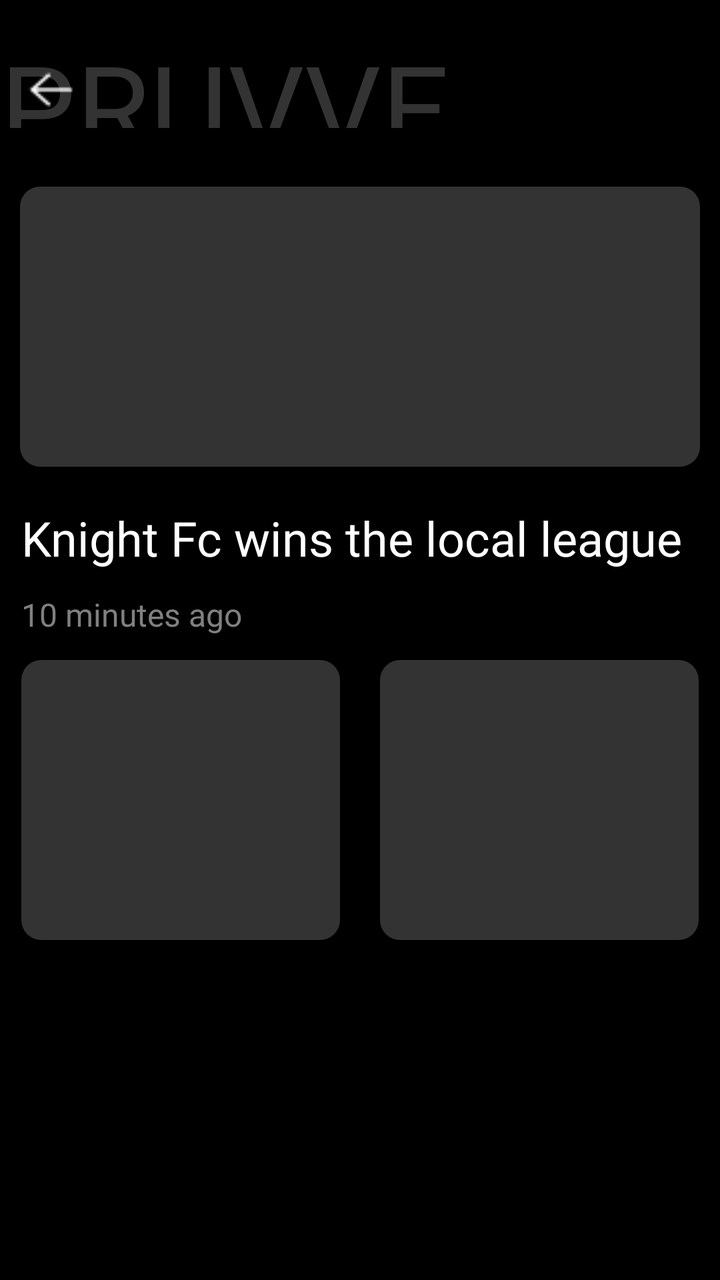
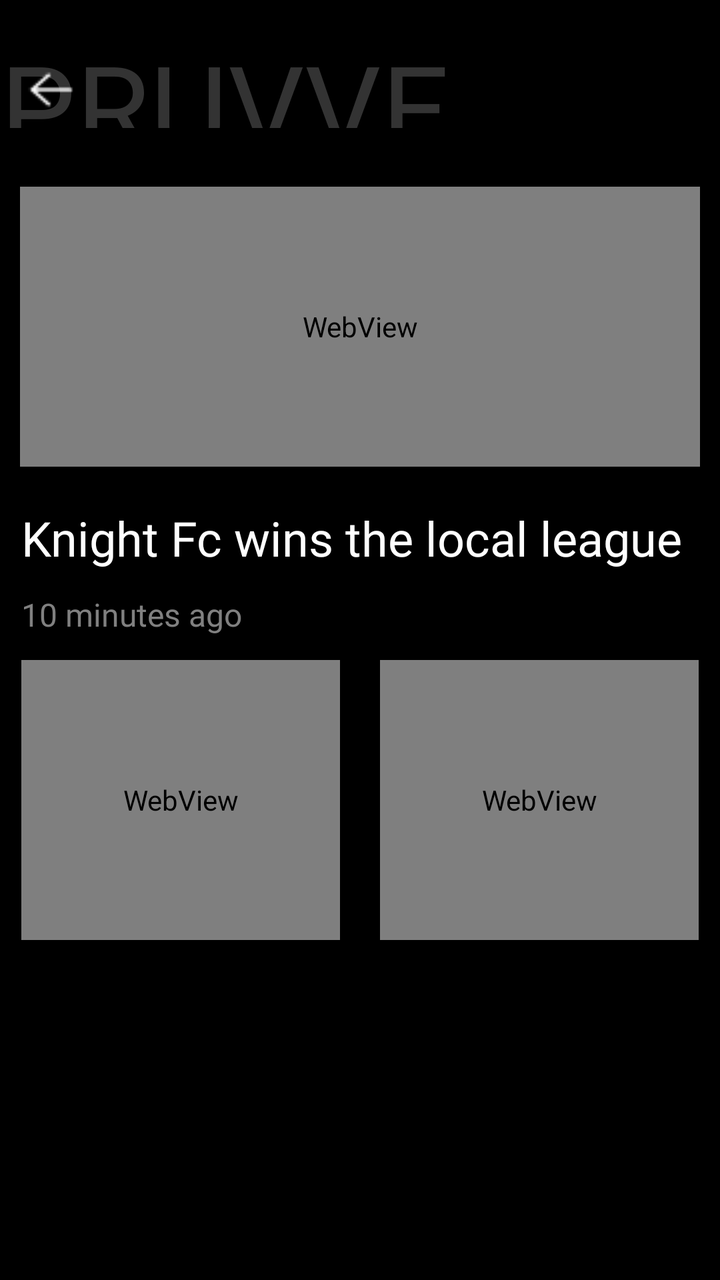

Two renders of the same Android screen: before a commit and after it. Below are the layout's source before the change and the commit's diff.
<!-- AndroidManifest.xml: application theme Theme.Pruvve -->
<!-- res/layout/fragment_news.xml -->
<?xml version="1.0" encoding="utf-8"?>
<androidx.constraintlayout.widget.ConstraintLayout xmlns:android="http://schemas.android.com/apk/res/android"
    xmlns:app="http://schemas.android.com/apk/res-auto"
    xmlns:tools="http://schemas.android.com/tools"
    android:layout_width="match_parent"
    android:layout_height="match_parent"
    android:background="@color/black"
    tools:context=".UsernameCreation">

    <androidx.constraintlayout.widget.Guideline
        android:id="@+id/guideline73"
        android:layout_width="wrap_content"
        android:layout_height="wrap_content"
        android:orientation="vertical"
        app:layout_constraintGuide_percent="0.11" />

    <TextView
        android:id="@+id/pruvve1"
        android:layout_width="match_parent"
        android:layout_height="0dp"
        android:fontFamily="@font/my_rubix_glitch"
        android:text="@string/pruvve"
        android:textColor="@color/dark_gray"
        android:textSize="60sp"
        app:layout_constraintBottom_toTopOf="@+id/guideline32"
        app:layout_constraintEnd_toEndOf="parent"
        app:layout_constraintHorizontal_bias="0.0"
        app:layout_constraintStart_toStartOf="parent"
        app:layout_constraintTop_toTopOf="@+id/guideline33"
        app:layout_constraintVertical_bias="0.0" />

    <ImageView
        android:id="@+id/button1"
        android:layout_width="0dp"
        android:layout_height="0dp"
        android:background="@drawable/ep_back"
        android:contentDescription="Goes to the previous activity"
        android:text="Button"
        app:layout_constraintBottom_toTopOf="@+id/guideline10"
        app:layout_constraintEnd_toStartOf="@+id/guideline73"
        app:layout_constraintStart_toStartOf="@+id/guideline29"
        app:layout_constraintTop_toTopOf="@+id/guideline9"
        tools:ignore="HardcodedText" />

    <TextView
        android:id="@+id/tvNewsTitle"
        android:layout_width="0dp"
        android:layout_height="wrap_content"
        android:fontFamily="@font/my_exo"
        android:text="Knight Fc wins the local league"
        android:textColor="@color/white"
        android:textSize="24sp"
        app:layout_constraintBottom_toTopOf="@+id/guideline126"
        app:layout_constraintEnd_toStartOf="@+id/guideline37"
        app:layout_constraintStart_toStartOf="@+id/guideline29"
        app:layout_constraintTop_toTopOf="@+id/guideline66" />

    <TextView
        android:id="@+id/tvNewsTimestamp"
        android:layout_width="0dp"
        android:layout_height="wrap_content"
        android:fontFamily="@font/my_exo"
        android:text="10 minutes ago"
        android:textColor="@color/gray"
        android:textSize="16sp"
        app:layout_constraintBottom_toTopOf="@+id/guideline31"
        app:layout_constraintEnd_toStartOf="@+id/guideline37"
        app:layout_constraintStart_toStartOf="@+id/guideline29"
        app:layout_constraintTop_toTopOf="@+id/guideline126" />

    <ImageView
        android:id="@+id/imageView5"
        android:layout_width="0dp"
        android:layout_height="0dp"
        android:layout_margin="10dp"
        android:background="@drawable/dialogue_background3"
        app:layout_constraintBottom_toTopOf="@+id/guideline66"
        app:layout_constraintEnd_toEndOf="parent"
        app:layout_constraintStart_toStartOf="parent"
        app:layout_constraintTop_toTopOf="@+id/guideline34" />

    <ImageView
        android:layout_width="0dp"
        android:layout_height="0dp"
        android:layout_marginStart="10dp"
        android:layout_marginTop="10dp"
        android:layout_marginBottom="10dp"
        android:background="@drawable/dialogue_background3"
        app:layout_constraintBottom_toTopOf="@+id/guideline35"
        app:layout_constraintEnd_toStartOf="@+id/guideline37"
        app:layout_constraintHorizontal_bias="0.0"
        app:layout_constraintStart_toStartOf="@+id/guideline125"
        app:layout_constraintTop_toTopOf="@+id/guideline31"
        app:layout_constraintVertical_bias="0.0" />

    <ImageView
        android:layout_width="0dp"
        android:layout_height="0dp"
        android:layout_marginEnd="10dp"
        android:layout_marginTop="10dp"
        android:layout_marginBottom="10dp"
        android:background="@drawable/dialogue_background3"
        app:layout_constraintBottom_toTopOf="@+id/guideline35"
        app:layout_constraintEnd_toStartOf="@+id/guideline125"
        app:layout_constraintHorizontal_bias="0.0"
        app:layout_constraintStart_toStartOf="@+id/guideline29"
        app:layout_constraintTop_toTopOf="@+id/guideline31"
        app:layout_constraintVertical_bias="0.0" />

    <androidx.recyclerview.widget.RecyclerView
        android:id="@+id/rvNews"
        android:layout_width="0dp"
        android:layout_height="0dp"
        android:background="@color/black"
        app:layout_constraintBottom_toBottomOf="parent"
        app:layout_constraintEnd_toStartOf="@+id/guideline37"
        app:layout_constraintStart_toStartOf="@+id/guideline29"
        app:layout_constraintTop_toTopOf="@+id/guideline35" />

    <androidx.constraintlayout.widget.Guideline
        android:id="@+id/guideline10"
        android:layout_width="wrap_content"
        android:layout_height="wrap_content"
        android:orientation="horizontal"
        app:layout_constraintGuide_percent="0.09" />

    <androidx.constraintlayout.widget.Guideline
        android:id="@+id/guideline29"
        android:layout_width="wrap_content"
        android:layout_height="wrap_content"
        android:orientation="vertical"
        app:layout_constraintGuide_percent="0.03" />

    <androidx.constraintlayout.widget.Guideline
        android:id="@+id/guideline31"
        android:layout_width="wrap_content"
        android:layout_height="wrap_content"
        android:orientation="horizontal"
        app:layout_constraintGuide_percent="0.50" />

    <androidx.constraintlayout.widget.Guideline
        android:id="@+id/guideline32"
        android:layout_width="wrap_content"
        android:layout_height="wrap_content"
        android:orientation="horizontal"
        app:layout_constraintGuide_percent="0.10" />

    <androidx.constraintlayout.widget.Guideline
        android:id="@+id/guideline33"
        android:layout_width="wrap_content"
        android:layout_height="wrap_content"
        android:orientation="horizontal"
        app:layout_constraintGuide_percent="0.02" />

    <androidx.constraintlayout.widget.Guideline
        android:id="@+id/guideline34"
        android:layout_width="wrap_content"
        android:layout_height="wrap_content"
        android:orientation="horizontal"
        app:layout_constraintGuide_percent="0.13" />

    <androidx.constraintlayout.widget.Guideline
        android:id="@+id/guideline35"
        android:layout_width="wrap_content"
        android:layout_height="wrap_content"
        android:orientation="horizontal"
        app:layout_constraintGuide_percent="0.75" />

    <androidx.constraintlayout.widget.Guideline
        android:id="@+id/guideline37"
        android:layout_width="wrap_content"
        android:layout_height="wrap_content"
        android:orientation="vertical"
        app:layout_constraintGuide_percent="0.97" />

    <androidx.constraintlayout.widget.Guideline
        android:id="@+id/guideline66"
        android:layout_width="wrap_content"
        android:layout_height="wrap_content"
        android:orientation="horizontal"
        app:layout_constraintGuide_percent="0.38" />

    <androidx.constraintlayout.widget.Guideline
        android:id="@+id/guideline9"
        android:layout_width="wrap_content"
        android:layout_height="wrap_content"
        android:orientation="horizontal"
        app:layout_constraintGuide_percent="0.05" />

    <androidx.constraintlayout.widget.Guideline
        android:id="@+id/guideline125"
        android:layout_width="wrap_content"
        android:layout_height="wrap_content"
        android:orientation="vertical"
        app:layout_constraintGuide_percent="0.5" />

    <androidx.constraintlayout.widget.Guideline
        android:id="@+id/guideline126"
        android:layout_width="wrap_content"
        android:layout_height="wrap_content"
        android:orientation="horizontal"
        app:layout_constraintGuide_percent="0.46" />

</androidx.constraintlayout.widget.ConstraintLayout>
<!-- resources referenced by this layout -->
<resources>
  <color name="black">#FF000000</color>
  <color name="dark_gray">#333333</color>
  <color name="gray">#808080</color>
  <color name="white">#FFFFFFFF</color>
  <!-- drawable dialogue_background3 (drawable) -->
  <?xml version="1.0" encoding="utf-8"?>
  <shape
      xmlns:android="http://schemas.android.com/apk/res/android"
      android:shape="rectangle">
      <solid
          android:color="@color/dark_gray"/>
      <corners
          android:radius="10dp"/>
  </shape>
  <!-- drawable ep_back: png bitmap (drawable, 213 bytes) -->
  <string name="pruvve">
      PRUVVE
      </string>
  <style name="Theme.Pruvve" parent="Base.Theme.Pruvve" />
  <style name="Base.Theme.Pruvve" parent="Theme.AppCompat.Light.NoActionBar">
          
          
      </style>
</resources>

<!-- the commit's change to res/layout/fragment_news.xml (unified diff, before → after) -->
@@ -68,8 +68,8 @@
         app:layout_constraintStart_toStartOf="@+id/guideline29"
         app:layout_constraintTop_toTopOf="@+id/guideline126" />
 
-    <ImageView
-        android:id="@+id/imageView5"
+    <WebView
+        android:id="@+id/wvNewsMain"
         android:layout_width="0dp"
         android:layout_height="0dp"
         android:layout_margin="10dp"
@@ -79,7 +79,8 @@
         app:layout_constraintStart_toStartOf="parent"
         app:layout_constraintTop_toTopOf="@+id/guideline34" />
 
-    <ImageView
+    <WebView
+        android:id="@+id/wvSideNews2"
         android:layout_width="0dp"
         android:layout_height="0dp"
         android:layout_marginStart="10dp"
@@ -93,7 +94,8 @@
         app:layout_constraintTop_toTopOf="@+id/guideline31"
         app:layout_constraintVertical_bias="0.0" />
 
-    <ImageView
+    <WebView
+        android:id="@+id/wvSideNews1"
         android:layout_width="0dp"
         android:layout_height="0dp"
         android:layout_marginEnd="10dp"
<!-- resource entries referenced after the edit -->
@@ -18,10 +18,6 @@
   <string name="pruvve">
       PRUVVE
       </string>
-  <style name="Theme.Pruvve" parent="Base.Theme.Pruvve" />
-  <style name="Base.Theme.Pruvve" parent="Theme.AppCompat.Light.NoActionBar">
-          
-          
-      </style>
+  <style name="Theme.Pruvve" parent="Theme.AppCompat.DayNight.DarkActionBar" />
 </resources>
 
